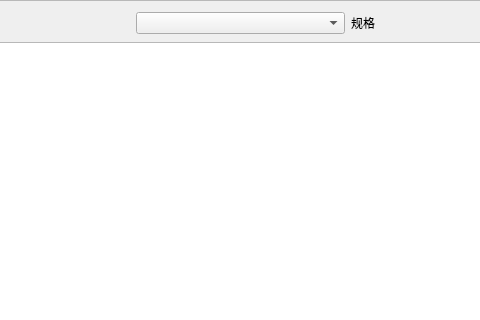
mysondrink/qt1218, file gui/search.ui: the form before one commit; both pictures show x 88 to 568 and y 0 to 320 of the 1300 by 800 pixel window.
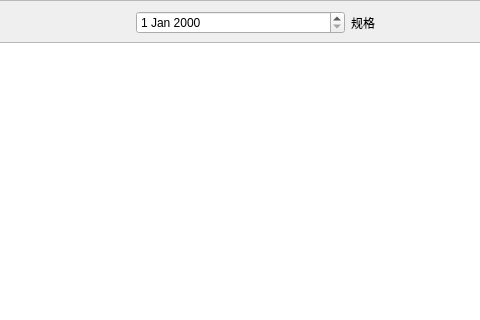
The form after the commit.

```diff
--- a/gui/search.ui
+++ b/gui/search.ui
@@ -48,7 +48,7 @@
          </widget>
         </item>
         <item>
-         <widget class="QComboBox" name="dateCb"/>
+         <widget class="QDateEdit" name="dateEdit"/>
         </item>
         <item>
          <widget class="QLabel" name="label_2">
```
Left out of the diff: 10 changed lines with no effect on the pictures.
